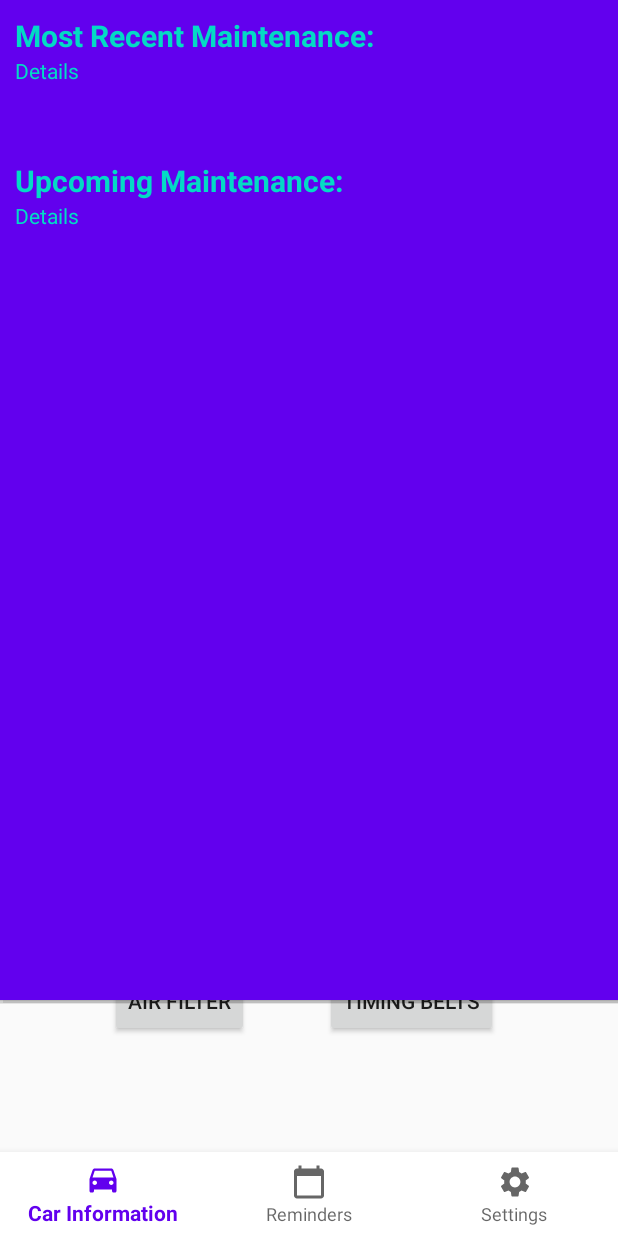
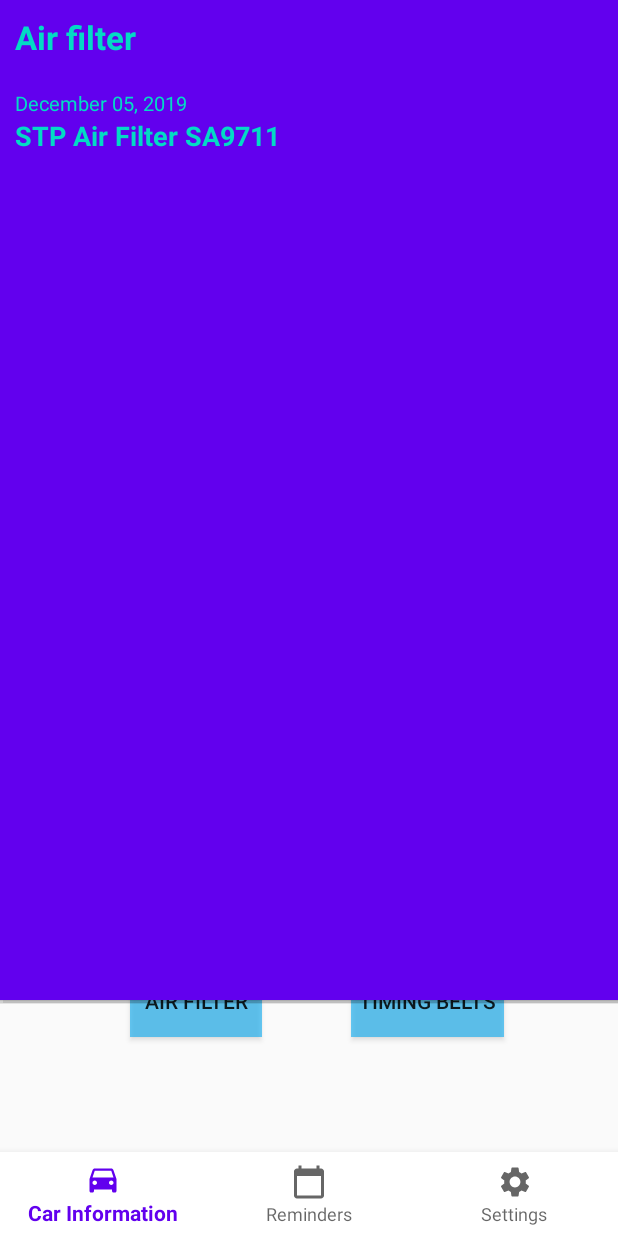
Before and after one commit to EdwardCordero/CARMA, an Android app: the screen it shows after launch once a user with an empty profile is signed in (MainActivity), after a tap on "AIR FILTER", on a phone screen of 412 x 824 dp. Run offline under Robolectric (Android 15) with nearby library versions, the phone set to English and light mode, and no system bars; our stand-ins replace Firebase (no records; nobody signed in at launch, a user with empty details on screens opened directly); libraries missing offline, so code that uses them is left out: com.firebase.ui.

Commit message:
Each pop up window has unique information depending on the button. there is now a text view for mileage that is a static variable.

```diff
--- a/app/src/main/res/layout/fragment_car_information.xml
+++ b/app/src/main/res/layout/fragment_car_information.xml
@@ -11,8 +11,9 @@ tools:context=".CarInformation">
 
     <Button
         android:id="@+id/btnTires"
-        android:layout_width="wrap_content"
-        android:layout_height="wrap_content"
+        android:layout_width="112dp"
+        android:layout_height="47dp"
+        android:background="#9503A9F4"
         android:text="Tire Rotation"
         app:layout_constraintBottom_toBottomOf="parent"
         app:layout_constraintEnd_toEndOf="parent"
@@ -26,7 +27,8 @@ tools:context=".CarInformation">
         android:layout_width="wrap_content"
         android:layout_height="wrap_content"
         android:layout_marginStart="12dp"
-        android:text="Fluids"
+        android:background="#9503A9F4"
+        android:text="Engine Oil"
         app:layout_constraintBottom_toBottomOf="parent"
         app:layout_constraintEnd_toStartOf="@+id/btnTires"
         app:layout_constraintHorizontal_bias="0.431"
@@ -36,9 +38,10 @@ tools:context=".CarInformation">
 
     <Button
         android:id="@+id/btnBelts"
-        android:layout_width="wrap_content"
-        android:layout_height="wrap_content"
-        android:layout_marginEnd="80dp"
+        android:layout_width="102dp"
+        android:layout_height="48dp"
+        android:layout_marginEnd="76dp"
+        android:background="#9503A9F4"
         android:text="Timing Belts"
         app:layout_constraintBottom_toBottomOf="parent"
         app:layout_constraintEnd_toEndOf="parent"
@@ -49,6 +52,7 @@ tools:context=".CarInformation">
         android:id="@+id/btnAirFilter"
         android:layout_width="wrap_content"
         android:layout_height="wrap_content"
+        android:background="#9503A9F4"
         android:text="Air Filter"
         app:layout_constraintBottom_toBottomOf="parent"
         app:layout_constraintEnd_toStartOf="@+id/btnBelts"
@@ -61,6 +65,7 @@ tools:context=".CarInformation">
         android:id="@+id/btnBrakes"
         android:layout_width="wrap_content"
         android:layout_height="wrap_content"
+        android:background="#9503A9F4"
         android:text="Brakes"
         app:layout_constraintBottom_toBottomOf="parent"
         app:layout_constraintEnd_toEndOf="parent"
@@ -69,4 +74,22 @@ tools:context=".CarInformation">
         app:layout_constraintTop_toTopOf="parent"
         app:layout_constraintVertical_bias="0.673" />
 
+
+    <!-- this text view is to display the current mileage.   -->
+    <TextView
+        android:id="@+id/currentMileage"
+        android:layout_width="222dp"
+        android:layout_height="74dp"
+        android:background="#9503A9F4"
+        android:gravity="center"
+        android:inputType="number|text"
+        android:text="500143 miles"
+        android:textAlignment="center"
+        android:textSize="30sp"
+        app:layout_constraintBottom_toBottomOf="parent"
+        app:layout_constraintEnd_toEndOf="parent"
+        app:layout_constraintStart_toStartOf="parent"
+        app:layout_constraintTop_toTopOf="parent"
+        app:layout_constraintVertical_bias="0.331" />
+
 </androidx.constraintlayout.widget.ConstraintLayout>
--- a/app/src/main/res/layout/pop_up.xml
+++ b/app/src/main/res/layout/pop_up.xml
@@ -8,37 +8,30 @@
 
 
     <TextView
-        android:id="@+id/mostRecent_title"
+        android:id="@+id/infoTitle"
         android:layout_width="match_parent"
         android:layout_height="wrap_content"
-        android:text="Most Recent Maintenance: "
+        android:text="Part Title "
         android:textColor="@color/colorAccent"
-        android:textSize="20sp"
+        android:layout_marginBottom="20dp"
+        android:textSize="22sp"
         android:textStyle="bold"/>
 
     <TextView
-        android:id="@+id/mostRecent_details"
-        android:textColor="@color/colorAccent"
-        android:layout_marginBottom="50dp"
-        android:layout_width="match_parent"
+        android:id="@+id/infoDate"
+        android:layout_width="wrap_content"
         android:layout_height="wrap_content"
-        android:text="Details" />
+        android:text="Date"
+        android:textSize="13dp"
+        android:textColor="@color/colorAccent" />
 
     <TextView
-        android:id="@+id/upcoming_title"
+        android:id="@+id/infoDetails"
+        android:layout_width="match_parent"
+        android:layout_height="25dp"
+        android:text="Info"
+        android:textSize="18dp"
         android:textColor="@color/colorAccent"
-        android:layout_width="match_parent"
-        android:layout_height="wrap_content"
-        android:text="Upcoming Maintenance:"
-
-        android:textSize="20sp"
         android:textStyle="bold" />
 
-    <TextView
-        android:id="@+id/upcoming_details"
-        android:textColor="@color/colorAccent"
-        android:layout_marginBottom="20dp"
-        android:layout_width="match_parent"
-        android:layout_height="wrap_content"
-        android:text="Details" />
 </LinearLayout>
```
Also changed, not shown: app/src/main/java/com/finalproject/app/CarInformation.java (+51 -1 lines).
